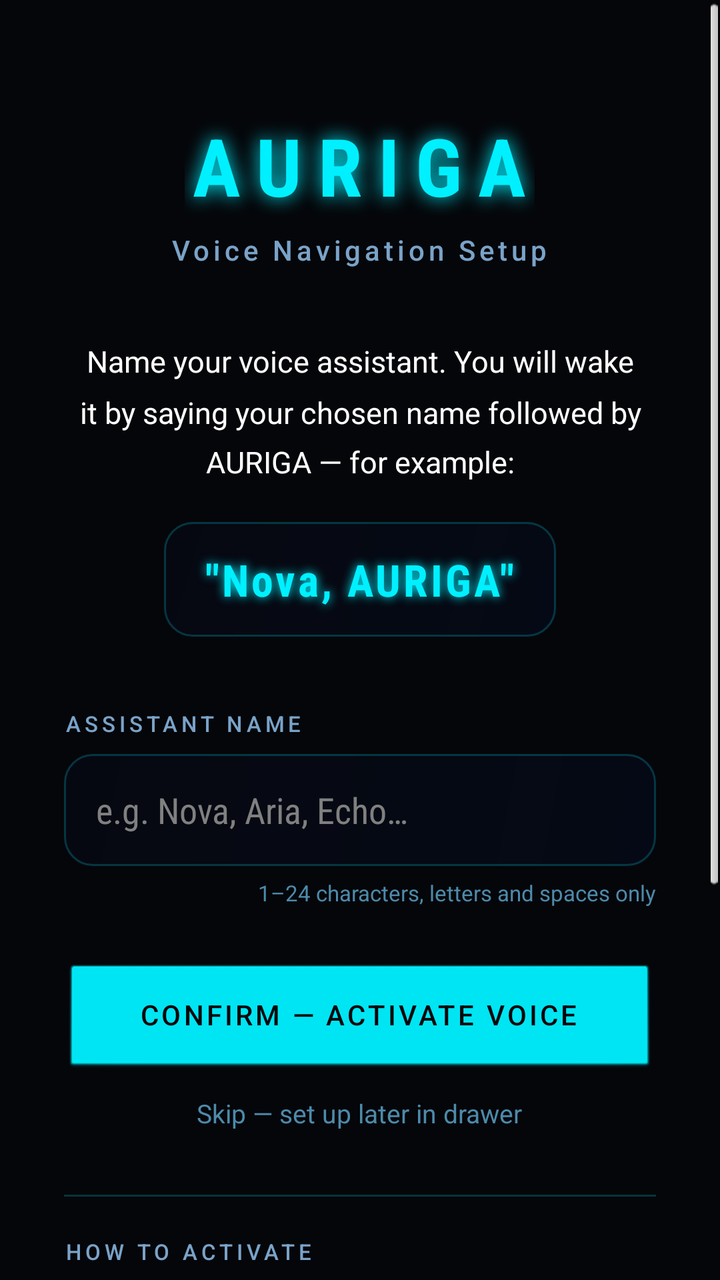
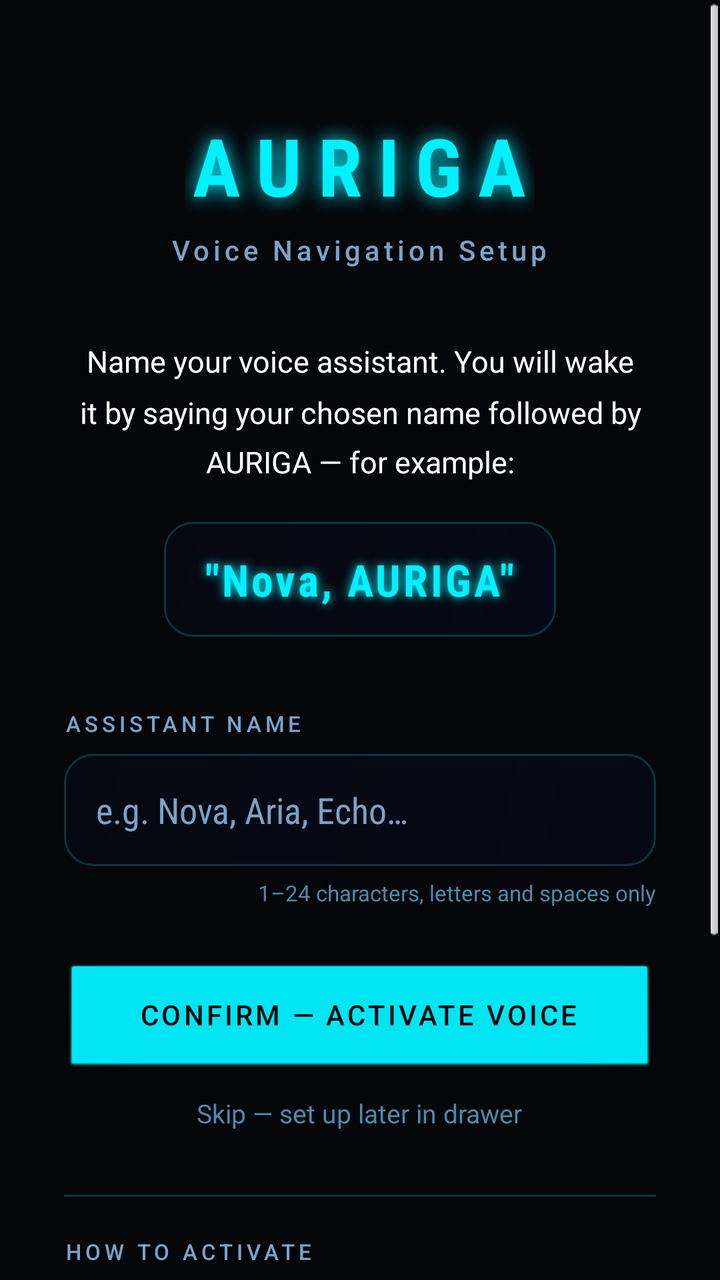

An Android layout rendered at two revisions. The XML below is the earlier revision; the diff shows what the commit changed to produce the second picture.
<!-- AndroidManifest.xml: activity theme AurigaDocTheme -->
<!-- res/layout/activity_voice_setup.xml -->
<?xml version="1.0" encoding="utf-8"?>
<ScrollView xmlns:android="http://schemas.android.com/apk/res/android"
    android:layout_width="match_parent"
    android:layout_height="match_parent"
    android:background="@color/deep_space"
    android:fillViewport="true">

    <LinearLayout
        android:layout_width="match_parent"
        android:layout_height="wrap_content"
        android:orientation="vertical"
        android:paddingStart="32dp"
        android:paddingEnd="32dp"
        android:paddingBottom="48dp"
        android:gravity="center_horizontal">

        
        <TextView
            android:layout_width="wrap_content"
            android:layout_height="wrap_content"
            android:layout_marginTop="56dp"
            android:text="AURIGA"
            android:textSize="40sp"
            android:textStyle="bold"
            android:textColor="@color/auriga_cyan"
            android:fontFamily="sans-serif-condensed"
            android:letterSpacing="0.2"
            android:shadowColor="@color/auriga_cyan"
            android:shadowDx="0"
            android:shadowDy="0"
            android:shadowRadius="24" />

        <TextView
            android:layout_width="wrap_content"
            android:layout_height="wrap_content"
            android:layout_marginTop="6dp"
            android:layout_marginBottom="36dp"
            android:text="Voice Navigation Setup"
            android:textSize="14sp"
            android:textColor="@color/muted_label"
            android:fontFamily="sans-serif-medium"
            android:letterSpacing="0.14" />

        
        <TextView
            android:layout_width="match_parent"
            android:layout_height="wrap_content"
            android:layout_marginBottom="20dp"
            android:text="Name your voice assistant. You will wake it by saying your chosen name followed by AURIGA — for example:"
            android:textSize="15sp"
            android:textColor="@color/hud_text"
            android:lineSpacingMultiplier="1.4"
            android:gravity="center" />

        
        <TextView
            android:id="@+id/voice_wake_example"
            android:layout_width="wrap_content"
            android:layout_height="wrap_content"
            android:layout_marginBottom="36dp"
            android:text="&quot;Nova, AURIGA&quot;"
            android:textSize="22sp"
            android:textStyle="bold"
            android:textColor="@color/auriga_cyan"
            android:fontFamily="sans-serif-condensed"
            android:letterSpacing="0.06"
            android:background="@drawable/hud_glass_card"
            android:paddingStart="20dp"
            android:paddingEnd="20dp"
            android:paddingTop="14dp"
            android:paddingBottom="14dp"
            android:shadowColor="@color/auriga_cyan"
            android:shadowDx="0"
            android:shadowDy="0"
            android:shadowRadius="12" />

        
        <TextView
            android:layout_width="match_parent"
            android:layout_height="wrap_content"
            android:layout_marginBottom="8dp"
            android:text="ASSISTANT NAME"
            android:textSize="11sp"
            android:textColor="@color/muted_label"
            android:textAllCaps="true"
            android:fontFamily="sans-serif-medium"
            android:letterSpacing="0.18" />

        
        <EditText
            android:id="@+id/voice_name_input"
            android:layout_width="match_parent"
            android:layout_height="56dp"
            android:layout_marginBottom="6dp"
            android:hint="e.g. Nova, Aria, Echo…"
            android:textSize="18sp"
            android:textColor="@color/hud_text"
            android:hintTextColor="@color/muted_label"
            android:background="@drawable/hud_glass_card"
            android:paddingStart="16dp"
            android:paddingEnd="16dp"
            android:inputType="textPersonName"
            android:maxLength="24"
            android:imeOptions="actionDone"
            android:fontFamily="sans-serif-condensed" />

        
        <TextView
            android:layout_width="match_parent"
            android:layout_height="wrap_content"
            android:layout_marginBottom="28dp"
            android:text="1–24 characters, letters and spaces only"
            android:textSize="11sp"
            android:textColor="@color/drawer_sub_text"
            android:gravity="end" />

        
        <Button
            android:id="@+id/voice_setup_confirm"
            android:layout_width="match_parent"
            android:layout_height="56dp"
            android:text="CONFIRM — ACTIVATE VOICE"
            android:textSize="14sp"
            android:textColor="@color/deep_space"
            android:textAllCaps="true"
            android:fontFamily="sans-serif-medium"
            android:letterSpacing="0.1"
            android:backgroundTint="@color/auriga_cyan"
            android:stateListAnimator="@null" />

        
        <Button
            android:id="@+id/voice_setup_skip"
            android:layout_width="wrap_content"
            android:layout_height="wrap_content"
            android:layout_marginTop="10dp"
            android:text="Skip — set up later in drawer"
            android:textSize="13sp"
            android:textColor="@color/drawer_sub_text"
            android:background="@null"
            android:stateListAnimator="@null" />

        
        <View
            android:layout_width="match_parent"
            android:layout_height="1dp"
            android:layout_marginTop="32dp"
            android:layout_marginBottom="20dp"
            android:background="@color/glass_stroke" />

        
        <TextView
            android:layout_width="match_parent"
            android:layout_height="wrap_content"
            android:layout_marginBottom="10dp"
            android:text="HOW TO ACTIVATE"
            android:textSize="11sp"
            android:textColor="@color/muted_label"
            android:textAllCaps="true"
            android:fontFamily="sans-serif-medium"
            android:letterSpacing="0.18" />

        <TextView
            android:layout_width="match_parent"
            android:layout_height="wrap_content"
            android:text="① Say [Name], AURIGA aloud — always-on wake word\n② Long-press the centre of the HUD screen\n③ Tap the mic button at the bottom of the locator\n\nSay a command like: &quot;Read my emails&quot;, &quot;Navigate to the nearest hospital&quot;, or &quot;What's my ETA?&quot;"
            android:textSize="14sp"
            android:textColor="@color/hud_text"
            android:lineSpacingMultiplier="1.55" />

    </LinearLayout>
</ScrollView>
<!-- resources referenced by this layout -->
<resources>
  <color name="auriga_cyan">#00F0FF</color>
  <color name="deep_space">#05060A</color>
  <color name="drawer_sub_text">#4D8AAA</color>
  <color name="glass_stroke">#3300F0FF</color>
  <color name="hud_text">#FFFFFF</color>
  <color name="muted_label">#7AA3C8</color>
  <!-- drawable hud_glass_card (drawable) -->
  <?xml version="1.0" encoding="utf-8"?>
  <layer-list xmlns:android="http://schemas.android.com/apk/res/android">
      <item>
          <shape android:shape="rectangle">
              <corners android:radius="14dp" />
              <gradient
                  android:angle="135"
                  android:startColor="@color/glass_panel_strong"
                  android:endColor="@color/glass_panel" />
          </shape>
      </item>
      <item>
          <shape android:shape="rectangle">
              <corners android:radius="14dp" />
              <stroke android:width="1dp" android:color="@color/glass_stroke" />
              <solid android:color="@android:color/transparent" />
          </shape>
      </item>
  </layer-list>
  <style name="AurigaDocTheme" parent="android:Theme.NoTitleBar.Fullscreen">
          <item name="android:windowBackground">@color/deep_space</item>
          <item name="android:textColor">@color/hud_text</item>
      </style>
  <color name="glass_panel_strong">#B3050A18</color>
  <color name="glass_panel">#80050A18</color>
</resources>

<!-- the commit's change to res/layout/activity_voice_setup.xml (unified diff, before → after) -->
@@ -95,7 +95,7 @@
             android:hint="e.g. Nova, Aria, Echo…"
             android:textSize="18sp"
             android:textColor="@color/hud_text"
-            android:hintTextColor="@color/muted_label"
+            android:textColorHint="@color/muted_label"
             android:background="@drawable/hud_glass_card"
             android:paddingStart="16dp"
             android:paddingEnd="16dp"
@@ -163,7 +163,7 @@
         <TextView
             android:layout_width="match_parent"
             android:layout_height="wrap_content"
-            android:text="① Say [Name], AURIGA aloud — always-on wake word\n② Long-press the centre of the HUD screen\n③ Tap the mic button at the bottom of the locator\n\nSay a command like: &quot;Read my emails&quot;, &quot;Navigate to the nearest hospital&quot;, or &quot;What's my ETA?&quot;"
+            android:text="① Say [Name], AURIGA aloud — always-on wake word\n② Long-press the centre of the HUD screen\n③ Tap the mic button at the bottom of the locator\n\nSay a command l[...]"
             android:textSize="14sp"
             android:textColor="@color/hud_text"
             android:lineSpacingMultiplier="1.55" />
